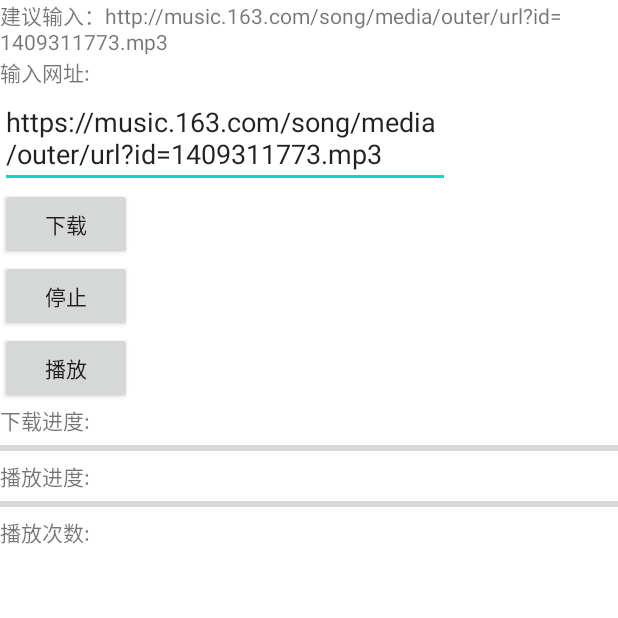
After one commit to ys-lll/Android, an Android app: the SeventhActivity screen opened directly, with no data from a screen before it, on a phone screen of 412 x 824 dp, the top half of it. The commit adds this screen. Run offline under Robolectric (Android 15) with nearby library versions, the phone set to English and light mode, and no system bars.

Commit message:
seventh homework

```diff
--- a/app/src/main/java/com/example/a20220419demo/SecondActivity.java
+++ b/app/src/main/java/com/example/a20220419demo/SecondActivity.java
@@ -198,6 +198,9 @@
                 }else if (i == 4){
                     Intent intent = new Intent(SecondActivity.this,SixthActivity.class);
                     startActivity(intent);
+                }else if (i == 5){
+                    Intent intent = new Intent(SecondActivity.this,SeventhActivity.class);
+                    startActivity(intent);
                 }
 
                 int a = i + 1;
--- /dev/null
+++ b/app/src/main/java/com/example/a20220419demo/SeventhActivity.java
@@ -0,0 +1,259 @@
+package com.example.a20220419demo;
+
+import android.Manifest;
+import android.app.Activity;
+import android.app.DownloadManager;
+import android.content.Context;
+import android.content.pm.PackageManager;
+import android.database.Cursor;
+import android.media.AudioManager;
+import android.media.MediaPlayer;
+import android.net.Uri;
+import android.os.Bundle;
+import android.os.Environment;
+import android.os.Handler;
+import android.os.Message;
+import android.util.Log;
+import android.view.View;
+import android.widget.Button;
+import android.widget.EditText;
+import android.widget.ProgressBar;
+import android.widget.TextView;
+import android.widget.Toast;
+
+import androidx.annotation.NonNull;
+import androidx.annotation.Nullable;
+import androidx.core.app.ActivityCompat;
+
+import java.io.File;
+import java.io.FileInputStream;
+import java.io.FileOutputStream;
+import java.io.IOException;
+import java.net.URL;
+import java.net.URLConnection;
+import java.nio.ByteBuffer;
+import java.nio.channels.Channels;
+import java.nio.channels.FileChannel;
+import java.nio.channels.ReadableByteChannel;
+import java.util.Timer;
+import java.util.TimerTask;
+
+public class SeventhActivity extends Activity {
+    private static final int REQUEST_EXTERNAL_STORAGE = 1;
+    private static String[] PERMISSIONS_STORAGE = {
+            "android.permission.READ_EXTERNAL_STORAGE",
+            "android.permission.WRITE_EXTERNAL_STORAGE"};
+
+    private EditText editText = null;
+    private Button download = null;
+    private Button stop = null;
+    private Button play = null;
+    private ProgressBar downloadProgress = null;
+    private ProgressBar playProgress = null;
+    private TextView times = null;
+    private Thread thread;
+    private Thread thread2;
+
+    boolean flag = true;
+    private Handler handler;
+    private static MediaPlayer mediaPlayer = null;
+    private int iTimes = 0;
+    private long Id = -99;
+    private DownloadManager downloadManager;
+    private Timer timer;
+    private Timer timer2;
+
+    @Override
+    protected void onCreate(@Nullable Bundle savedInstanceState) {
+        super.onCreate(savedInstanceState);
+        setContentView(R.layout.activity_seventh);
+        verifyStoragePermissions(this);
+
+        editText = findViewById(R.id.web);
+        download = findViewById(R.id.download);
+        stop = findViewById(R.id.stop);
+        downloadProgress = findViewById(R.id.downloadProgress);
+        playProgress = findViewById(R.id.playProgress);
+        times = findViewById(R.id.times);
+        play = findViewById(R.id.play);
+
+        timer2 = new Timer();
+        TimerTask timerTask = new TimerTask() {
+            @Override
+            public void run() {
+                downloadListen();
+            }
+        };
+        timer2.schedule(timerTask, 0, 10);
+
+        editText.setText("https://music.163.com/song/media/outer/url?id=1409311773.mp3");
+
+        download.setOnClickListener(new View.OnClickListener() {
+            @Override
+            public void onClick(View view) {
+                String url = editText.getText().toString();
+                if (!url.equals("") && url != null) {
+                    if (flag) {
+                        thread = new Thread(new Runnable() {
+                            @Override
+                            public void run() {
+                                download();
+                            }
+                        });
+                        thread.start();
+                        flag = false;
+                    } else {
+                        Toast.makeText(SeventhActivity.this, "正在下载音乐", Toast.LENGTH_SHORT).show();
+                    }
+                } else {
+                    Toast.makeText(SeventhActivity.this, "请输入下载地址", Toast.LENGTH_SHORT).show();
+                }
+            }
+        });
+
+        stop.setOnClickListener(new View.OnClickListener() {
+            @Override
+            public void onClick(View view) {
+                stopmusic();
+            }
+        });
+
+        play.setOnClickListener(new View.OnClickListener() {
+            @Override
+            public void onClick(View view) {
+                playmusic();
+            }
+        });
+
+    }
+
+    private void downloadListen() {
+        try {
+            if (Id != -99) {
+                DownloadManager.Query downloadQuery = new DownloadManager.Query();
+                downloadQuery.setFilterById(Id);
+                Cursor cursor = downloadManager.query(downloadQuery);
+
+                if (cursor != null && cursor.moveToFirst()) {
+                    int totalSizeBytesIndex = cursor.getColumnIndex(DownloadManager.COLUMN_TOTAL_SIZE_BYTES);
+                    int bytesDownloadSoFarIndex = cursor.getColumnIndex(DownloadManager.COLUMN_BYTES_DOWNLOADED_SO_FAR);
+                    // 下载的文件总大小
+                    int totalSizeBytes = cursor.getInt(totalSizeBytesIndex);
+                    // 截止目前已经下载的文件总大小
+                    int bytesDownloadSoFar = cursor.getInt(bytesDownloadSoFarIndex);
+                    int progress = (bytesDownloadSoFar / totalSizeBytes) * 100;
+                    downloadProgress.setProgress(progress);
+
+                    if (downloadProgress.getProgress() == 100) {
+                        timer2.cancel();
+//                        Toast.makeText(SeventhActivity.this,"下载完成",Toast.LENGTH_SHORT).show();
+                    }
+
+                    cursor.close();
+                }
+            }
+        } catch (Exception e) {
+            e.printStackTrace();
+        }
+    }
+
+    /**
+     * 下载音乐
+     */
+    private void download() {
+        try {
+            String url = "https://music.163.com/song/media/outer/url?id=1409311773.mp3";
+            File file = new File(Environment.getExternalStorageDirectory().getAbsolutePath() + "/Music/music140");
+            int downloadStatus = -1;
+            verifyStoragePermissions(this);
+            if (!file.exists()) {
+                //创建下载任务,downloadUrl就是下载链接
+                DownloadManager.Request request = new DownloadManager.Request(Uri.parse(url));
+                //指定下载路径和下载文件名
+                request.setDestinationInExternalPublicDir(Environment.DIRECTORY_MUSIC, "music140");
+                //获取下载管理器
+                downloadManager = (DownloadManager) getSystemService(Context.DOWNLOAD_SERVICE);
+                //将下载任务加入下载队列，否则不会进行下载
+                Id = downloadManager.enqueue(request);
+            }
+//            playmusic();
+        } catch (Exception e) {
+            e.printStackTrace();
+        }
+    }
+
+    /**
+     * 播放音乐
+     */
+    private void playmusic() {
+        verifyStoragePermissions(this);
+        if (mediaPlayer == null) {
+            mediaPlayer = new MediaPlayer();
+
+            //千万不要在music后面加.mp3 ！！！！！！！！！！！！！！
+            mediaPlayer = MediaPlayer.create(this, Uri.parse(Environment.getExternalStorageDirectory().getAbsolutePath() + "/Music/music140"));
+            mediaPlayer.start();
+
+            playProgress.setMax(mediaPlayer.getDuration());
+            try {
+                timer = new Timer();
+                TimerTask timerTask = new TimerTask() {
+                    @Override
+                    public void run() {
+                        playProgress.setProgress(mediaPlayer.getCurrentPosition());
+                    }
+                };
+                timer.schedule(timerTask, 0, 10);
+                iTimes++;
+            } catch (Exception e) {
+                e.printStackTrace();
+            }
+
+            mediaPlayer.setOnCompletionListener(new MediaPlayer.OnCompletionListener() {
+                @Override
+                public void onCompletion(MediaPlayer mp) {
+                    times.setText("" + iTimes);
+                    playmusic();
+                }
+            });
+        } else {
+            mediaPlayer.start();
+        }
+    }
+
+    /**
+     * 停止音乐
+     */
+    private void stopmusic() {
+        mediaPlayer.pause();
+    }
+
+    @Override
+    protected void onDestroy() {
+        timer.cancel();
+        timer2.cancel();
+        if (mediaPlayer != null) {
+            mediaPlayer.stop();
+            mediaPlayer.release();
+            mediaPlayer = null;
+        }
+        if (thread != null) {
+            thread = null;
+        }
+        super.onDestroy();
+    }
+
+    //动态获取内存存储权限
+    public static void verifyStoragePermissions(Activity activity) {
+        // Check if we have write permission
+        int permission = ActivityCompat.checkSelfPermission(activity,
+                Manifest.permission.WRITE_EXTERNAL_STORAGE);
+
+        if (permission != PackageManager.PERMISSION_GRANTED) {
+            // We don't have permission so prompt the user
+            ActivityCompat.requestPermissions(activity, PERMISSIONS_STORAGE,
+                    REQUEST_EXTERNAL_STORAGE);
+        }
+    }
+
+}
--- /dev/null
+++ b/app/src/main/res/layout/activity_seventh.xml
@@ -0,0 +1,67 @@
+<?xml version="1.0" encoding="utf-8"?>
+<LinearLayout xmlns:android="http://schemas.android.com/apk/res/android"
+    android:orientation="vertical"
+    android:layout_width="match_parent"
+    android:layout_height="match_parent">
+    <TextView
+        android:layout_width="wrap_content"
+        android:layout_height="wrap_content"
+        android:text="建议输入：http://music.163.com/song/media/outer/url?id=1409311773.mp3">
+    </TextView>
+    <TextView
+        android:layout_width="wrap_content"
+        android:layout_height="wrap_content"
+        android:text="输入网址:">
+    </TextView>
+    <EditText
+        android:layout_width="300dp"
+        android:layout_height="wrap_content"
+        android:id="@+id/web">
+    </EditText>
+    <Button
+        android:layout_width="wrap_content"
+        android:layout_height="wrap_content"
+        android:id="@+id/download"
+        android:text="下载">
+    </Button>
+    <Button
+        android:layout_width="wrap_content"
+        android:layout_height="wrap_content"
+        android:id="@+id/stop"
+        android:text="停止">
+
+    </Button>
+    <Button
+        android:layout_width="wrap_content"
+        android:layout_height="wrap_content"
+        android:id="@+id/play"
+        android:text="播放"></Button>
+
+    <TextView
+        android:layout_width="wrap_content"
+        android:layout_height="wrap_content"
+        android:text="下载进度:"></TextView>
+    <ProgressBar
+        android:layout_width="match_parent"
+        android:layout_height="wrap_content"
+        android:id="@+id/downloadProgress"
+        style="?android:progressBarStyleHorizontal"></ProgressBar>
+    <TextView
+        android:layout_width="wrap_content"
+        android:layout_height="wrap_content"
+        android:text="播放进度:"></TextView>
+    <ProgressBar
+        android:layout_width="match_parent"
+        android:layout_height="wrap_content"
+        android:id="@+id/playProgress"
+        style="?android:progressBarStyleHorizontal"></ProgressBar>
+    <TextView
+        android:layout_width="wrap_content"
+        android:layout_height="wrap_content"
+        android:text="播放次数:"></TextView>
+    <TextView
+        android:layout_width="wrap_content"
+        android:layout_height="wrap_content"
+        android:id="@+id/times"></TextView>
+
+</LinearLayout>
--- a/app/src/main/res/values/arrays.xml
+++ b/app/src/main/res/values/arrays.xml
@@ -6,5 +6,8 @@
         <item>杨帅3</item>
         <item>杨帅4</item>
         <item>杨帅5</item>
+        <item>杨帅6</item>
+        <item>杨帅7</item>
+        <item>杨帅8</item>
     </string-array>
 </resources>
```
Also changed, not shown: app/src/main/AndroidManifest.xml (+12 -1 lines).
